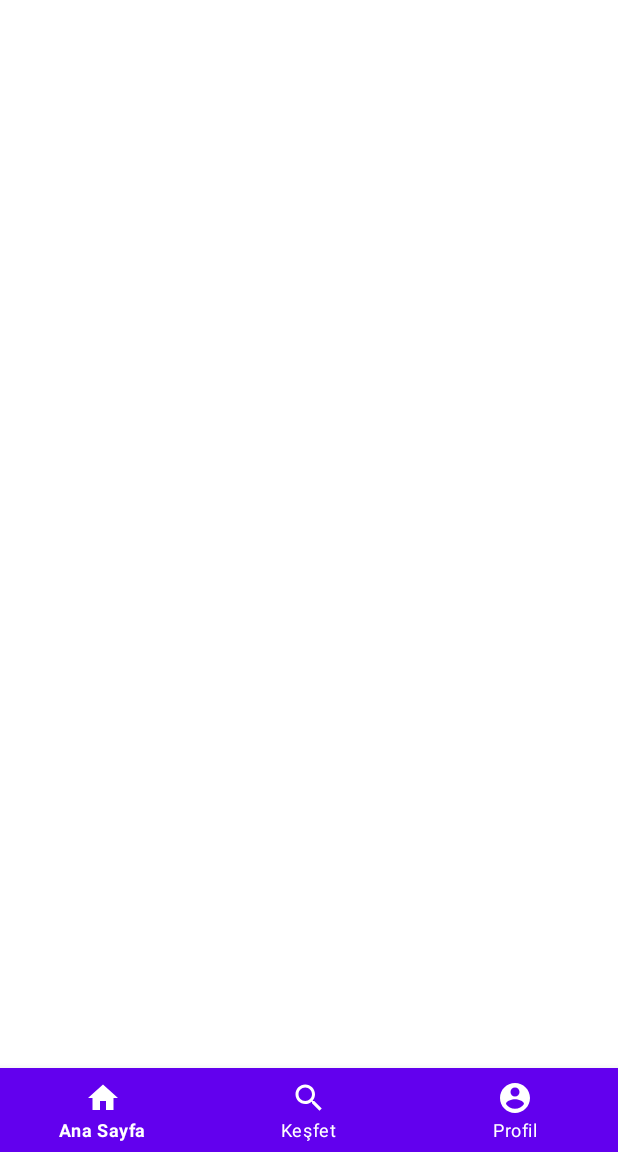
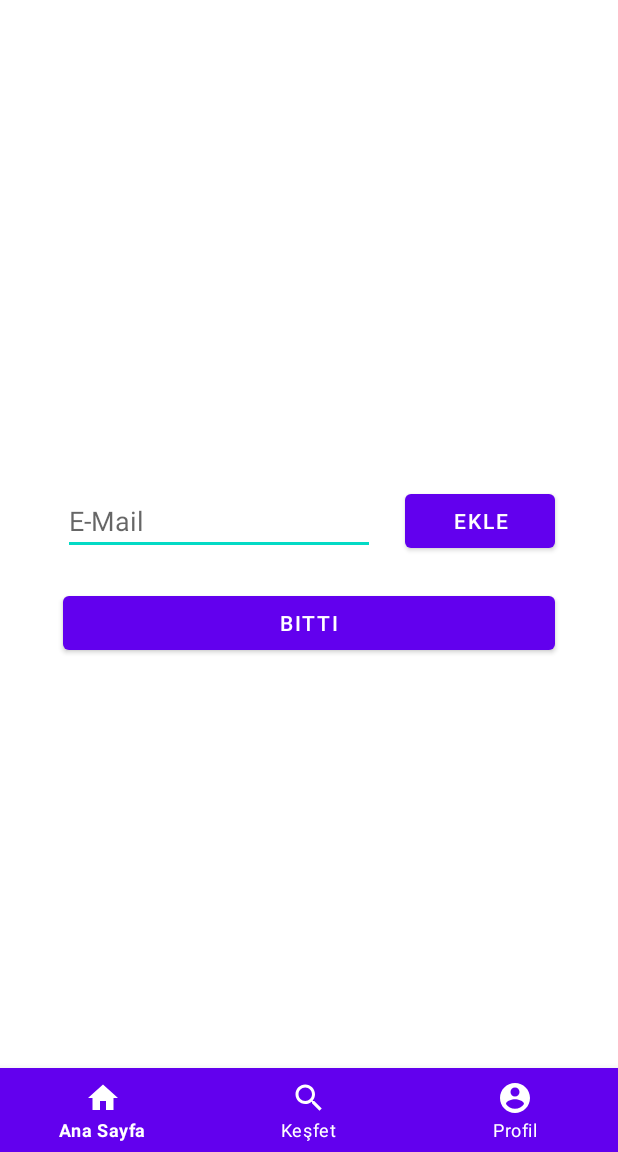
Before and after one commit to can-unaldi/Cuntr-App, an Android app: the AddSharedCuntrFragment screen opened through its navigation route, after a tap on "KAYDET", on a phone screen of 412 x 824 dp, the part 84-1236 px from its top. Run offline under Robolectric (Android 15) with nearby library versions, the phone set to English and light mode, and no system bars; our stand-ins replace Firebase (no records; nobody signed in at launch, a user with empty details on screens opened directly), Picasso, navigation-ui; pictures from the network do not load; 2 statements that could not run were skipped.

Commit message:
last changes

```diff
--- a/app/src/main/res/layout/fragment_add_shared_cuntr.xml
+++ b/app/src/main/res/layout/fragment_add_shared_cuntr.xml
@@ -1,5 +1,5 @@
 <?xml version="1.0" encoding="utf-8"?>
-<LinearLayout xmlns:android="http://schemas.android.com/apk/res/android"
+<androidx.constraintlayout.widget.ConstraintLayout xmlns:android="http://schemas.android.com/apk/res/android"
     xmlns:app="http://schemas.android.com/apk/res-auto"
     xmlns:tools="http://schemas.android.com/tools"
     android:layout_width="match_parent"
@@ -7,13 +7,22 @@
     android:orientation="vertical"
     tools:context=".addcuntrs.AddSharedCuntrFragment">
 
+    <ScrollView
+        android:id="@+id/scrollView4"
+        android:layout_width="0dp"
+        android:layout_height="0dp"
+        android:visibility="visible"
+        app:layout_constraintBottom_toBottomOf="parent"
+        app:layout_constraintEnd_toEndOf="parent"
+        app:layout_constraintStart_toStartOf="parent"
+        app:layout_constraintTop_toTopOf="parent">
+
         <LinearLayout
             android:id="@+id/linearLayout4"
             android:layout_width="match_parent"
-        android:layout_height="match_parent"
+            android:layout_height="wrap_content"
             android:orientation="vertical"
-        android:visibility="visible"
-        tools:layout_editor_absoluteY="257dp">
+            android:visibility="visible">
 
             <EditText
                 android:id="@+id/txtTitleSC"
@@ -83,13 +92,23 @@
                 android:textSize="18sp" />
 
         </LinearLayout>
+    </ScrollView>
 
     <LinearLayout
+        android:id="@+id/linearLayout6"
         android:layout_width="match_parent"
         android:layout_height="wrap_content"
+        android:layout_marginStart="32dp"
+        android:layout_marginTop="32dp"
+        android:layout_marginEnd="32dp"
+        android:layout_marginBottom="32dp"
         android:orientation="vertical"
         android:paddingTop="50dp"
-        android:visibility="gone">
+        android:visibility="visible"
+        app:layout_constraintBottom_toBottomOf="parent"
+        app:layout_constraintEnd_toEndOf="parent"
+        app:layout_constraintStart_toStartOf="parent"
+        app:layout_constraintTop_toTopOf="parent">
 
         <LinearLayout
             android:id="@+id/linearLayout5"
@@ -137,4 +156,4 @@
             app:layout_constraintVertical_bias="0.135" />
     </LinearLayout>
 
-</LinearLayout>
+</androidx.constraintlayout.widget.ConstraintLayout>
```
Also changed, not shown: app/src/main/res/layout/fragment_add_private_cuntr.xml (+12 -5 lines), app/src/main/res/layout/fragment_add_public_cuntr.xml (+22 -1 lines). Lines whose indentation alone changed are shown as unchanged.
